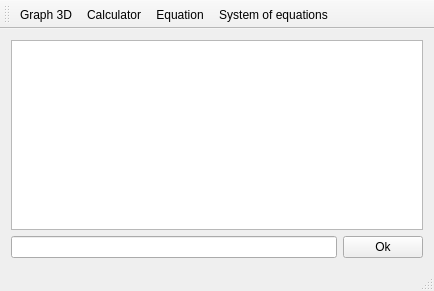
The window that mainwindow.ui (joaodeus/mathgraphica) describes before a commit, drawn with Qt 5.
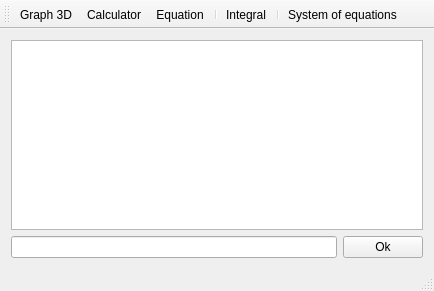
The same window after the commit. Icons and pictures are not drawn.

Commit message: added integral gui and integral development

Patch:
```diff
--- a/mainwindow.ui
+++ b/mainwindow.ui
@@ -64,6 +64,9 @@
    <addaction name="actionGraph_3D"/>
    <addaction name="actionCalculator"/>
    <addaction name="actionEquation"/>
+   <addaction name="separator"/>
+   <addaction name="actionIntegral"/>
+   <addaction name="separator"/>
    <addaction name="actionSystem_of_equations"/>
   </widget>
   <widget class="QStatusBar" name="statusBar"/>
@@ -118,6 +121,18 @@
     <string>System of equations</string>
    </property>
   </action>
+  <action name="actionIntegral">
+   <property name="icon">
+    <iconset resource="mathgraphica.qrc">
+     <normaloff>:/images/images/integral.png</normaloff>:/images/images/integral.png</iconset>
+   </property>
+   <property name="text">
+    <string>Integral</string>
+   </property>
+   <property name="toolTip">
+    <string>Integral</string>
+   </property>
+  </action>
  </widget>
  <layoutdefault spacing="6" margin="11"/>
  <resources>
```
The commit also changes 19 other files.
